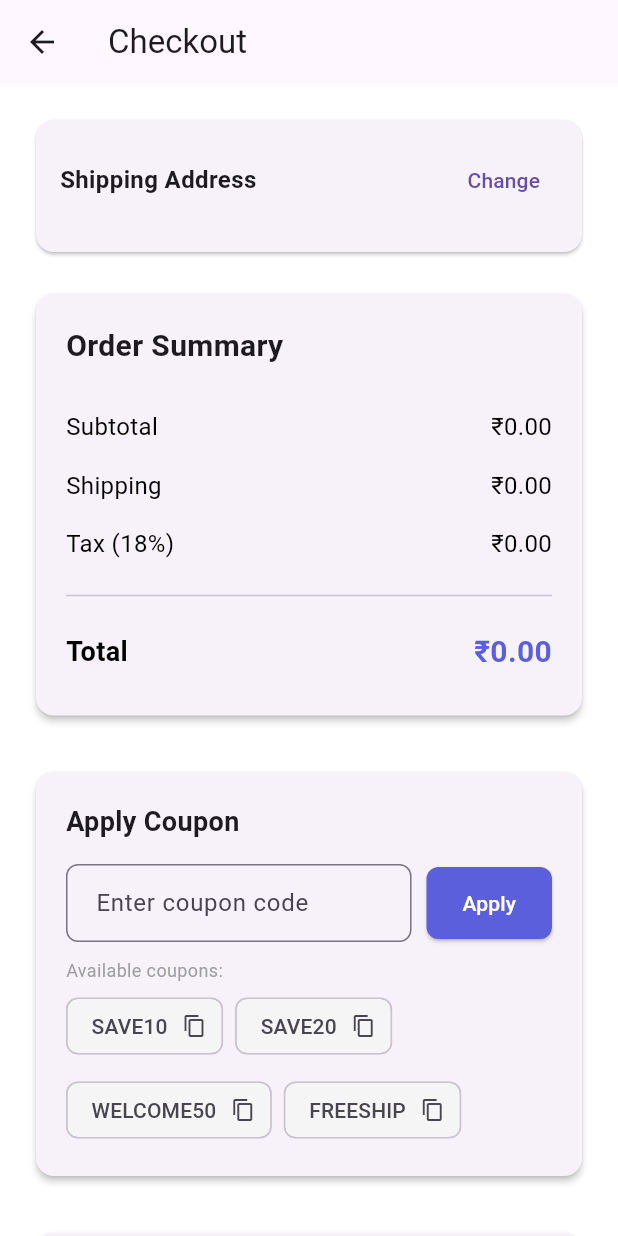
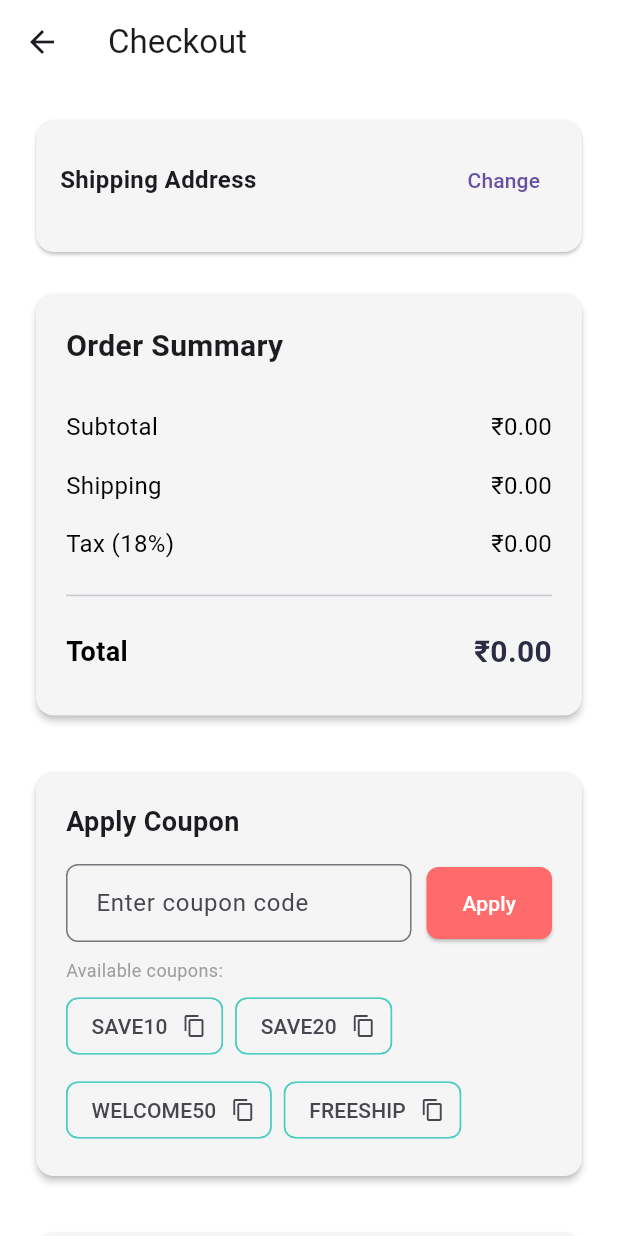
Before and after one commit to Hitarth04/shoe-shop, a Flutter app: the CheckoutScreen screen opened directly, on a phone screen of 412 x 824 dp. Run offline on Flutter 3.47's test engine with Material 3 defaults, Android fonts, the phone set to English and light mode, and no system bars; our stand-ins replace cloud_firestore, firebase_auth, firebase_core, firebase_messaging, flutter_local_notifications, flutter_map and 8 more; accounts and stored records are empty.

Commit message:
`Refactor: Replace hardcoded colors with AppConstants`

```diff
--- a/lib/main.dart
+++ b/lib/main.dart
@@ -6,6 +6,7 @@ import 'screens/main_nav_screen.dart';
 import 'package:firebase_core/firebase_core.dart';
 import 'firebase_options.dart';
 import 'services/notification_service.dart';
+import '../../utils/constants.dart';
 
 void main() async {
   WidgetsFlutterBinding.ensureInitialized();
@@ -28,7 +29,7 @@ class MyApp extends StatelessWidget {
       title: 'Shoe Store',
       debugShowCheckedModeBanner: false,
       theme: ThemeData(
-        primaryColor: const Color(0xFF5B5FDC),
+        primaryColor: AppConstants.primaryColor,
         fontFamily: 'Roboto',
         useMaterial3: true,
       ),
--- a/lib/screens/auth/onboarding_screen.dart
+++ b/lib/screens/auth/onboarding_screen.dart
@@ -1,6 +1,7 @@
 import 'package:flutter/material.dart';
 import 'package:smooth_page_indicator/smooth_page_indicator.dart';
 import '../../screens/auth/welcome_screen.dart';
+import '../../utils/constants.dart';
 
 class OnboardingScreen extends StatefulWidget {
   const OnboardingScreen({super.key});
@@ -54,7 +55,7 @@ class _OnboardingScreenState extends State<OnboardingScreen> {
               controller: _controller,
               count: 3,
               effect: const SwapEffect(
-                activeDotColor: Color(0xFF5B5FDC),
+                activeDotColor: AppConstants.primaryColor,
                 dotHeight: 10,
                 dotWidth: 10,
               ),
@@ -85,7 +86,7 @@ class _OnboardingScreenState extends State<OnboardingScreen> {
                     }
                   },
                   style: ElevatedButton.styleFrom(
-                    backgroundColor: const Color(0xFF5B5FDC),
+                    backgroundColor: AppConstants.primaryColor,
                     shape: RoundedRectangleBorder(
                       borderRadius: BorderRadius.circular(25),
                     ),
--- a/lib/screens/cart_screen.dart
+++ b/lib/screens/cart_screen.dart
@@ -79,7 +79,7 @@ class _CartScreenState extends State<CartScreen> {
           ElevatedButton(
             onPressed: widget.onContinueShopping ?? () {},
             style: ElevatedButton.styleFrom(
-              backgroundColor: AppConstants.primaryColor,
+              backgroundColor: AppConstants.secondaryColor,
               padding: const EdgeInsets.symmetric(horizontal: 30, vertical: 12),
             ),
             child: const Text(
@@ -238,7 +238,7 @@ class _CartScreenState extends State<CartScreen> {
             child: ElevatedButton(
               onPressed: _proceedToCheckout,
               style: ElevatedButton.styleFrom(
-                backgroundColor: AppConstants.primaryColor,
+                backgroundColor: AppConstants.secondaryColor,
                 shape: RoundedRectangleBorder(
                   borderRadius: BorderRadius.circular(12),
                 ),
--- a/lib/screens/checkout_screen.dart
+++ b/lib/screens/checkout_screen.dart
@@ -50,6 +50,7 @@ class _CheckoutScreenState extends State<CheckoutScreen> {
       backgroundColor: Colors.white,
       appBar: AppBar(
         title: const Text("Checkout"),
+        backgroundColor: Colors.white,
         leading: IconButton(
           icon: const Icon(Icons.arrow_back),
           onPressed: () => Navigator.pop(context),
@@ -78,6 +79,7 @@ class _CheckoutScreenState extends State<CheckoutScreen> {
 
   Widget _buildAddressSection() {
     return Card(
+      color: AppConstants.surfaceColor,
       child: Padding(
         padding: const EdgeInsets.all(16),
         child: Column(
@@ -161,6 +163,7 @@ class _CheckoutScreenState extends State<CheckoutScreen> {
 
   Widget _buildOrderSummary() {
     return Card(
+      color: AppConstants.surfaceColor,
       elevation: 2,
       shape: RoundedRectangleBorder(
         borderRadius: BorderRadius.circular(12),
@@ -236,6 +239,7 @@ class _CheckoutScreenState extends State<CheckoutScreen> {
 
   Widget _buildCouponSection() {
     return Card(
+      color: AppConstants.surfaceColor,
       elevation: 2,
       shape: RoundedRectangleBorder(
         borderRadius: BorderRadius.circular(12),
@@ -315,7 +319,7 @@ class _CheckoutScreenState extends State<CheckoutScreen> {
                   ElevatedButton(
                     onPressed: _applyCoupon,
                     style: ElevatedButton.styleFrom(
-                      backgroundColor: AppConstants.primaryColor,
+                      backgroundColor: AppConstants.secondaryColor,
                       padding: const EdgeInsets.symmetric(
                         horizontal: 24,
                         vertical: 14,
@@ -347,6 +351,7 @@ class _CheckoutScreenState extends State<CheckoutScreen> {
                   return Chip(
                     label: Text(entry.key),
                     backgroundColor: Colors.grey.shade100,
+                    side: BorderSide(color: AppConstants.accentColor),
                     onDeleted: () {
                       _couponController.text = entry.key;
                     },
@@ -363,6 +368,7 @@ class _CheckoutScreenState extends State<CheckoutScreen> {
 
   Widget _buildPaymentMethodSection() {
     return Card(
+      color: AppConstants.surfaceColor,
       elevation: 2,
       shape: RoundedRectangleBorder(
         borderRadius: BorderRadius.circular(12),
@@ -429,7 +435,7 @@ class _CheckoutScreenState extends State<CheckoutScreen> {
         padding: const EdgeInsets.all(16),
         decoration: BoxDecoration(
           color: _selectedPaymentMethod == value
-              ? AppConstants.primaryColor.withOpacity(0.1)
+              ? AppConstants.accentColor.withOpacity(0.1)
               : Colors.grey.shade50,
           borderRadius: BorderRadius.circular(10),
           border: Border.all(
@@ -503,7 +509,7 @@ class _CheckoutScreenState extends State<CheckoutScreen> {
         // FIX 2: Disable button if processing
         onPressed: _isPaymentProcessing ? null : _processPayment,
         style: ElevatedButton.styleFrom(
-          backgroundColor: AppConstants.primaryColor,
+          backgroundColor: AppConstants.secondaryColor,
           shape: RoundedRectangleBorder(
             borderRadius: BorderRadius.circular(12),
           ),
@@ -742,7 +748,7 @@ class _CheckoutScreenState extends State<CheckoutScreen> {
                   child: ElevatedButton(
                     onPressed: () => Navigator.pop(context, true),
                     style: ElevatedButton.styleFrom(
-                      backgroundColor: AppConstants.primaryColor,
+                      backgroundColor: AppConstants.secondaryColor,
                       minimumSize: const Size(120, 45),
                     ),
                     child: const Text(
--- a/lib/screens/home_screen.dart
+++ b/lib/screens/home_screen.dart
@@ -131,7 +131,7 @@ class _HomeScreenState extends State<HomeScreen> {
           return const Expanded(
             child: Center(
               child: CircularProgressIndicator(
-                color: Color(0xFF5B5FDC),
+                color: AppConstants.primaryColor,
               ),
             ),
           );
--- a/lib/screens/main_nav_screen.dart
+++ b/lib/screens/main_nav_screen.dart
@@ -333,7 +333,7 @@ class _MainNavScreenState extends State<MainNavScreen> {
         const SnackBar(
           content: Text('Press back again to exit'),
           duration: Duration(seconds: 2),
-          backgroundColor: Color(0xFF5B5FDC),
+          backgroundColor: AppConstants.primaryColor,
         ),
       );
       return Future.value(false);
--- a/lib/screens/wishlist_screen.dart
+++ b/lib/screens/wishlist_screen.dart
@@ -74,7 +74,7 @@ class _WishlistScreenState extends State<WishlistScreen> {
           ElevatedButton(
             onPressed: _navigateToHomeTab,
             style: ElevatedButton.styleFrom(
-              backgroundColor: AppConstants.primaryColor,
+              backgroundColor: AppConstants.secondaryColor,
               padding: const EdgeInsets.symmetric(horizontal: 30, vertical: 12),
             ),
             child: const Text(
--- a/lib/utils/constants.dart
+++ b/lib/utils/constants.dart
@@ -2,8 +2,20 @@ import 'package:flutter/material.dart';
 
 class AppConstants {
   // Colors
-  static const primaryColor = Color.fromARGB(255, 91, 95, 220);
-  static const backgroundColor = Colors.white;
+  // static const primaryColor = Color.fromARGB(255, 91, 95, 220);
+  // static const backgroundColor = Colors.white;
+  // static const primaryColor = Color(0xFFFF5722); // Vibrant Deep Orange
+  // static const backgroundColor = Color(0xFFFAFAFA); // Crisp Off-White
+
+  static const primaryColor = Color(0xFF2A2D43); // Deep Navy (AppBars, Headers)
+  static const secondaryColor = Color(0xFFFF6B6B); // Coral (CTAs, Buy Buttons)
+  static const accentColor = Color(0xFF4ECDC4); // Teal (Price, Success)
+
+  static const backgroundColor = Color(0xFFF5F3FF); // Off-White Background
+  static const surfaceColor = Color(0xFFF5F5F5); // Cards
+
+  static const textPrimary = Color(0xFF2D3436); // Dark Gray Text
+  static const textSecondary = Color(0xFF636E72); // Medium Gray Text
 
   // SharedPreferences keys
   static const cartKey = 'shopping_cart';
--- a/lib/widgets/address_selection_sheet.dart
+++ b/lib/widgets/address_selection_sheet.dart
@@ -91,7 +91,8 @@ class AddressSelectionSheet extends StatelessWidget {
                       ],
                     ),
                     trailing: selectedAddress?.id == address.id
-                        ? const Icon(Icons.check, color: Color(0xFF5B5FDC))
+                        ? const Icon(Icons.check,
+                            color: AppConstants.primaryColor)
                         : null,
                   ),
                 );
--- a/lib/widgets/product_card.dart
+++ b/lib/widgets/product_card.dart
@@ -22,7 +22,7 @@ class ProductCard extends StatelessWidget {
       onTap: onTap,
       child: Container(
         decoration: BoxDecoration(
-          color: Colors.grey.shade100,
+          color: const Color(0xFFF5F5F5),
           borderRadius: BorderRadius.circular(18),
         ),
         child: Stack(
@@ -85,7 +85,7 @@ class ProductCard extends StatelessWidget {
                   child: ElevatedButton(
                     onPressed: onAddToCart,
                     style: ElevatedButton.styleFrom(
-                      backgroundColor: AppConstants.primaryColor,
+                      backgroundColor: AppConstants.secondaryColor,
                       shape: RoundedRectangleBorder(
                         borderRadius: BorderRadius.circular(12),
                       ),
```
Also changed, not shown: lib/screens/auth/login_screen.dart (+15 -12 lines), lib/screens/auth/signup_screen.dart (+10 -8 lines), lib/screens/auth/welcome_screen.dart (+5 -4 lines), lib/screens/product_details_screen.dart (+4 -3 lines), lib/screens/profile_screen.dart (+14 -6 lines), lib/widgets/address_form.dart (+6 -1 lines), lib/widgets/order_details_sheet.dart (+9 -3 lines).
